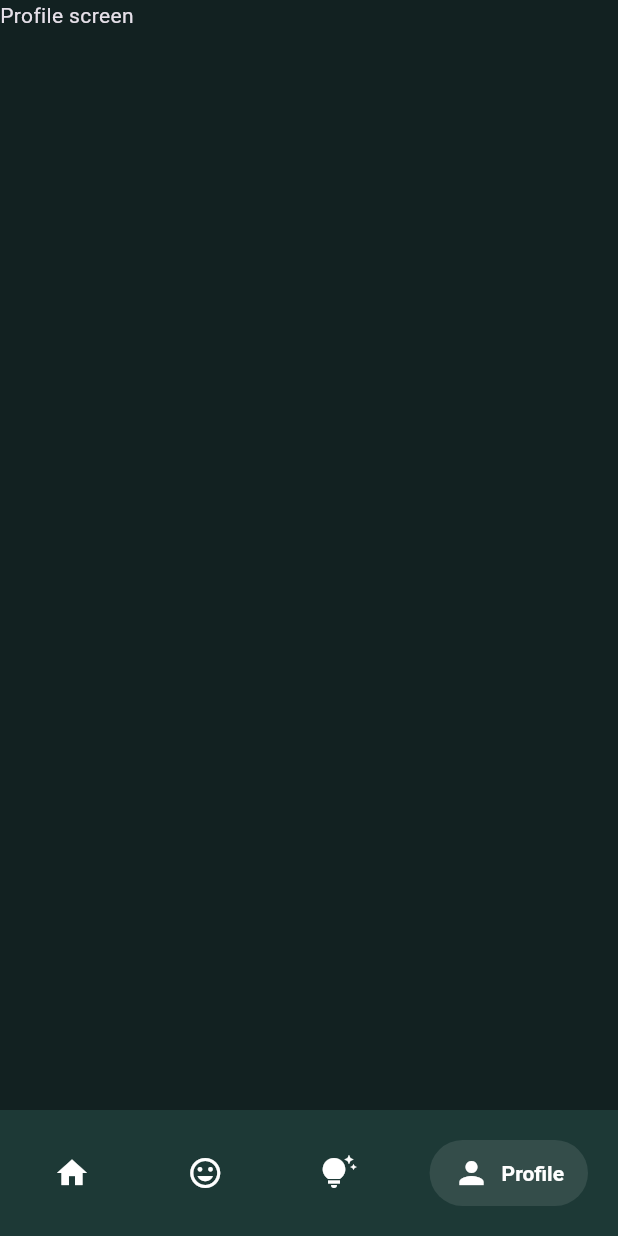
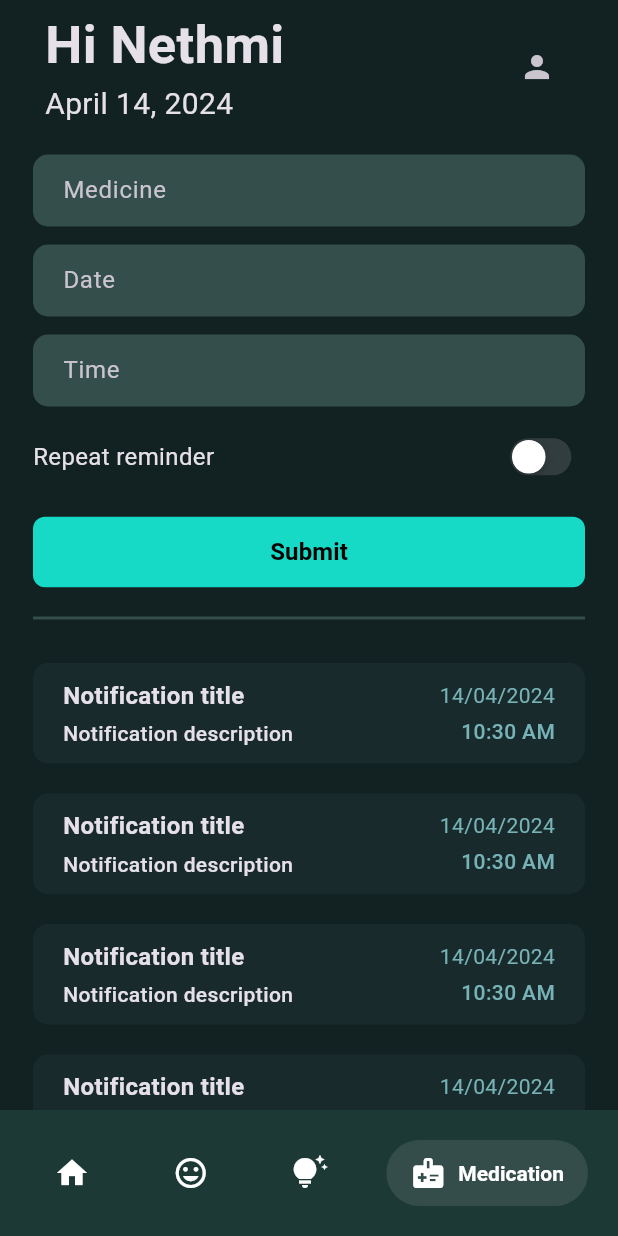
Before and after one commit to Diffins-Solutions/health_companion_app, a Flutter app: the AppShell screen opened by its route, item 4 of the bottom bar chosen, on a phone screen of 412 x 824 dp. Run offline on Flutter 3.47's test engine with Material 3 defaults, Android fonts, the phone set to English and light mode, and no system bars; drawn by our look-alikes of salomon_bottom_bar; our stand-ins replace flutter_widget_from_html, font_awesome_flutter, syncfusion_flutter_charts; missing offline and left inert: arc_progress_bar_new, ruler_picker_bn.

Commit message:
medication reminders ui done

```diff
--- a/analysis_options.yaml
+++ b/analysis_options.yaml
@@ -25,5 +25,6 @@ linter:
     # prefer_single_quotes: true  # Uncomment to enable the `prefer_single_quotes` rule
     prefer_const_declarations: false
     prefer_const_constructors: false
+    prefer_const_literals_to_create_immutables: false
 # Additional information about this file can be found at
 # https://dart.dev/guides/language/analysis-options
--- a/lib/screens/app_shell.dart
+++ b/lib/screens/app_shell.dart
@@ -2,7 +2,7 @@
 import 'package:flutter/cupertino.dart';
 import 'package:flutter/material.dart';
 import 'package:health_companion_app/screens/health_tips/health_tips_screen.dart';
-import 'package:health_companion_app/screens/profile/profile_screen.dart';
+import 'package:health_companion_app/screens/medication/medication_screen.dart';
 
 import '../utils/constants.dart';
 import '../widgets/custom_bottom_bar.dart';
@@ -42,7 +42,7 @@ class _AppShellState extends State<AppShell> {
       case 2:
         return HealthTipsScreen();
       case 3:
-        return ProfileScreen();
+        return MedicationScreen();
       default:
         return Container(); // Handle invalid index
     }
@@ -51,7 +51,8 @@ class _AppShellState extends State<AppShell> {
   @override
   Widget build(BuildContext context) {
     return Scaffold(
-        backgroundColor: kBackgroundColor,
+      resizeToAvoidBottomInset: false,
+      backgroundColor: kBackgroundColor,
       body: _buildScreen(_selectedIndex),
       bottomNavigationBar: CustomBottomBar(
         currentIndex: _selectedIndex,
--- /dev/null
+++ b/lib/screens/medication/medication_screen.dart
@@ -0,0 +1,286 @@
+import 'package:flutter/cupertino.dart';
+import 'package:flutter/material.dart';
+import 'package:health_companion_app/utils/constants.dart';
+import 'package:intl/intl.dart';
+
+import '../../widgets/welcome_text.dart';
+
+class MedicationScreen extends StatefulWidget {
+  final String name = 'Nethmi';
+  String formattedDate = DateFormat.yMMMMd().format(DateTime.now());
+  MedicationScreen({super.key});
+
+  @override
+  State<MedicationScreen> createState() => _MedicationScreenState();
+}
+
+class _MedicationScreenState extends State<MedicationScreen> {
+  TimeOfDay? _time;
+  DateTime? _date;
+  bool _repeat = false;
+  TextEditingController _timeController = TextEditingController();
+  TextEditingController _dateController = TextEditingController();
+
+  @override
+  Widget build(BuildContext context) {
+    return SafeArea(
+      child: SizedBox(
+        height: MediaQuery.of(context).size.height,
+        child: SingleChildScrollView(
+          child: Column(
+            children: [
+              WelcomeText(name: widget.name, today: widget.formattedDate),
+              Padding(
+                padding: EdgeInsets.symmetric(horizontal: 22),
+                child: Column(
+                  children: [
+                    SizedBox(height: 14),
+                    TextFormField(
+                      decoration: InputDecoration(
+                        contentPadding: EdgeInsets.symmetric(
+                          horizontal: 16,
+                          vertical: 12,
+                        ),
+                        hintText: 'Medicine',
+                        hintStyle: TextStyle(
+                          fontSize: kNormalSize,
+                        ),
+                      ),
+                    ),
+                    SizedBox(height: 12),
+                    InkWell(
+                      child: IgnorePointer(
+                        ignoring: true,
+                        child: TextFormField(
+                          controller: _dateController,
+                          decoration: InputDecoration(
+                            contentPadding: EdgeInsets.symmetric(
+                              horizontal: 16,
+                              vertical: 12,
+                            ),
+                            hintText: 'Date',
+                            hintStyle: TextStyle(
+                              fontSize: kNormalSize,
+                            ),
+                          ),
+                        ),
+                      ),
+                      onTap: () async {
+                        DateTime? selectedDate = await showDatePicker(
+                          firstDate: DateTime.now(),
+                          lastDate: DateTime(2030),
+                          initialDate: DateTime.now(),
+                          context: context,
+                          builder: (context, child) {
+                            return Theme(
+                              data: ThemeData.light()
+                                  .copyWith(colorScheme: kTimePickerTheme),
+                              child: child!,
+                            );
+                          },
+                        );
+
+                        if (selectedDate != null) {
+                          setState(() {
+                            _date = selectedDate;
+                            _dateController.text =
+                                DateFormat('dd/MM/yyyy').format(_date!);
+                          });
+                        }
+                      },
+                    ),
+                    SizedBox(height: 12),
+                    InkWell(
+                      child: IgnorePointer(
+                        ignoring: true,
+                        child: TextFormField(
+                          controller: _timeController,
+                          decoration: InputDecoration(
+                            contentPadding: EdgeInsets.symmetric(
+                              horizontal: 16,
+                              vertical: 12,
+                            ),
+                            hintText: 'Time',
+                            hintStyle: TextStyle(
+                              fontSize: kNormalSize,
+                            ),
+                          ),
+                        ),
+                      ),
+                      onTap: () async {
+                        TimeOfDay? selectedTime = await showTimePicker(
+                          initialTime: TimeOfDay.now(),
+                          context: context,
+                          builder: (context, child) {
+                            return Theme(
+                              data: ThemeData.light()
+                                  .copyWith(colorScheme: kTimePickerTheme),
+                              child: child!,
+                            );
+                          },
+                        );
+
+                        if (selectedTime != null) {
+                          setState(() {
+                            _time = selectedTime;
+                            final now = DateTime.now();
+                            final time = DateTime(now.year, now.month, now.day,
+                                _time!.hour, _time!.minute);
+                            _timeController.text =
+                                DateFormat('hh:mm a').format(time);
+                          });
+                        }
+                      },
+                    ),
+                    SizedBox(height: 14),
+                    Row(
+                      mainAxisAlignment: MainAxisAlignment.spaceBetween,
+                      children: [
+                        Text(
+                          'Repeat reminder',
+                          style: TextStyle(
+                            fontSize: kNormalSize,
+                          ),
+                        ),
+                        Transform.scale(
+                          scale: 0.8,
+                          child: CupertinoSwitch(
+                            activeColor: Color(0xff16D9C6),
+                            value: _repeat,
+                            onChanged: (val) => setState(() {
+                              _repeat = val;
+                            }),
+                          ),
+                        ),
+                      ],
+                    ),
+                    SizedBox(height: 20),
+                    SizedBox(
+                      width: double.infinity,
+                      child: TextButton(
+                        onPressed: () {
+                          setState(() {});
+                        },
+                        style: TextButton.styleFrom(
+                          padding: EdgeInsets.symmetric(
+                            horizontal: 14,
+                            vertical: 12,
+                          ),
+                          backgroundColor: Color(0xff16D9C6),
+                          shape: RoundedRectangleBorder(
+                            borderRadius: BorderRadius.circular(8),
+                          ),
+                        ),
+                        child: Text(
+                          'Submit',
+                          style: TextStyle(
+                            color: Colors.black,
+                            fontWeight: FontWeight.w600,
+                            fontSize: kNormalSize,
+                          ),
+                        ),
+                      ),
+                    ),
+                    Divider(
+                      height: 40,
+                      thickness: 2,
+                      color: Color(0xff334E4B),
+                    ),
+                    ListView.builder(
+                      physics: NeverScrollableScrollPhysics(),
+                      shrinkWrap: true,
+                      itemCount: 50,
+                      itemBuilder: (context, index) {
+                        return Padding(
+                          padding: EdgeInsets.symmetric(vertical: 10),
+                          child: Dismissible(
+                            direction: DismissDirection.endToStart,
+                            key: Key(index.toString()),
+                            onDismissed: (direction) {},
+                            background: Container(
+                              decoration: BoxDecoration(
+                                color: Color(0xff334E4B),
+                                borderRadius: BorderRadius.circular(10),
+                              ),
+                              alignment: Alignment.centerRight,
+                              padding: EdgeInsets.only(right: 16),
+                              child: Icon(
+                                Icons.delete,
+                                color: Colors.white,
+                              ),
+                            ),
+                            child: Container(
+                              padding: EdgeInsets.symmetric(
+                                horizontal: 20,
+                                vertical: 10,
+                              ),
+                              decoration: BoxDecoration(
+                                color: Color(0xff182A2B),
+                                borderRadius: BorderRadius.circular(10),
+                              ),
+                              child: Row(
+                                children: [
+                                  Expanded(
+                                    child: Column(
+                                      crossAxisAlignment:
+                                          CrossAxisAlignment.start,
+                                      children: [
+                                        Text(
+                                          'Notification title',
+                                          style: TextStyle(
+                                            fontSize: kNormalSize,
+                                            fontWeight: FontWeight.w600,
+                                          ),
+                                        ),
+                                        SizedBox(height: 4),
+                                        Text(
+                                          'Notification description',
+                                          style: TextStyle(
+                                            fontSize: 14,
+                                            fontWeight: FontWeight.w500,
+                                          ),
+                                        ),
+                                      ],
+                                    ),
+                                  ),
+                                  Column(
+                                    crossAxisAlignment: CrossAxisAlignment.end,
+                                    children: [
+                                      Text(
+                                        DateFormat('dd/MM/yyyy')
+                                            .format(DateTime.now()),
+                                        style: TextStyle(
+                                          fontSize: 14,
+                                          fontWeight: FontWeight.w400,
+                                          color: Color(0xff77B2B6),
+                                        ),
+                                      ),
+                                      SizedBox(height: 4),
+                                      Text(
+                                        DateFormat('HH:mm a')
+                                            .format(DateTime.now()),
+                                        style: TextStyle(
+                                          fontSize: 14,
+                                          fontWeight: FontWeight.w500,
+                                          color: Color(0xff77B2B6),
+                                        ),
+                                      ),
+                                    ],
+                                  ),
+                                ],
+                              ),
+                            ),
+                          ),
+                        );
+                      },
+                    ),
+                  ],
+                ),
+              ),
+            ],
+          ),
+        ),
+      ),
+    );
+  }
+}
--- a/lib/screens/mood/mood_screen.dart
+++ b/lib/screens/mood/mood_screen.dart
@@ -198,6 +198,8 @@ class _InputEmotionState extends State<InputEmotion> {
                     setState(() {
                       print('My thought is ${widget._textController.text}');
                       widget._textController.clear();
+                      ScaffoldMessenger.of(context).showSnackBar(
+                          SnackBar(content: Text('Successfully updated!')));
                     });
                   },
                 ),
--- a/lib/widgets/custom_bottom_bar.dart
+++ b/lib/widgets/custom_bottom_bar.dart
@@ -48,8 +48,8 @@ class _CustomBottomBarState extends State<CustomBottomBar> {
 
           /// Profile
           SalomonBottomBarItem(
-            icon: Icon(Icons.person),
-            title: Text("Profile"),
+            icon: Icon(Icons.medical_information),
+            title: Text("Medication"),
           ),
         ],
       ),
--- a/pubspec.yaml
+++ b/pubspec.yaml
@@ -44,6 +44,7 @@ dependencies:
   syncfusion_flutter_charts: ^25.1.39+1
   flutter_widget_from_html: ^0.14.11
   animations: ^2.0.11
+  flutter_local_notifications: ^17.0.1
 
 dev_dependencies:
   flutter_test:
```
Also changed, not shown: lib/main.dart (+27 -1 lines), lib/screens/landing/add_calories_popup.dart (added, +167 -0 lines), lib/screens/landing/landing_screen.dart (+15 -8 lines), lib/screens/profile/profile_screen.dart (+15 -2 lines), lib/widgets/welcome_text.dart (+9 -6 lines), images/notification.png (added), pubspec.lock, 5 other files.
